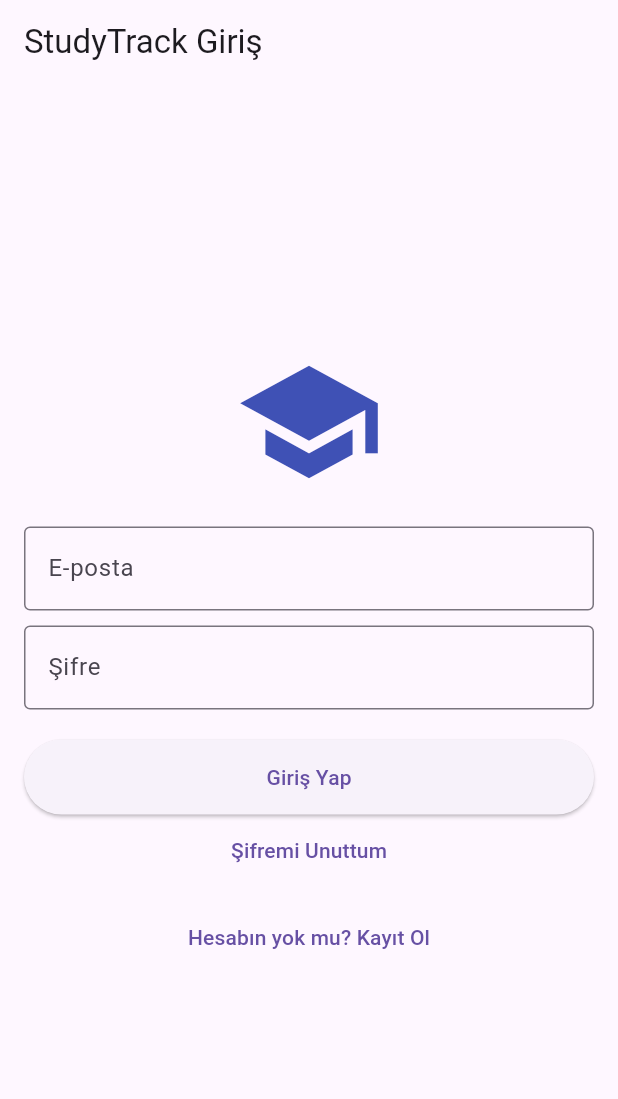
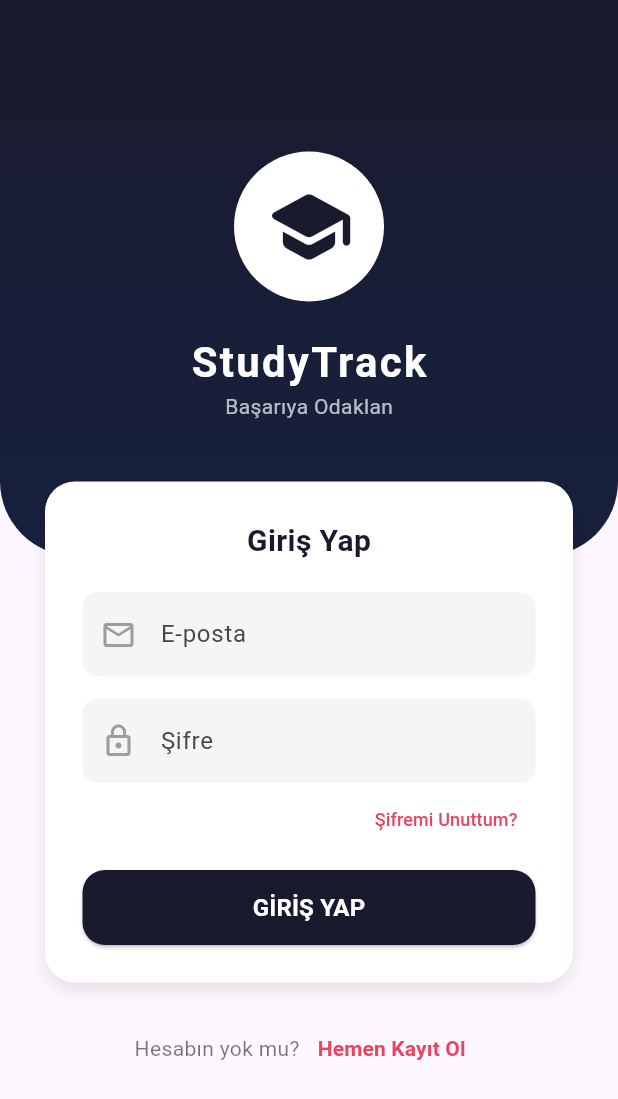
Before and after one commit to Sefabd/StudyTrack-Proje1, a Flutter app: the screen it shows after launch, on a phone screen of 412 x 824 dp. Shown: the top 1099 px of the screen. Run offline on Flutter 3.47's test engine with Material 3 defaults, Android fonts, the phone set to English and light mode, and no system bars; our stand-ins replace cloud_firestore, firebase_auth, firebase_core; accounts and stored records are empty.

Commit message:
Update login_screen.dart

```diff
--- a/lib/screens/login_screen.dart
+++ b/lib/screens/login_screen.dart
@@ -1,8 +1,8 @@
 import 'package:flutter/material.dart';
-import '../services/auth_service.dart';
-import 'dashboard_screen.dart';
-import 'forgot_password_screen.dart';
-import 'register_screen.dart';
+import 'package:study_track/services/auth_service.dart';
+import 'package:study_track/screens/dashboard_screen.dart';
+import 'package:study_track/screens/register_screen.dart';
+import 'package:study_track/screens/forgot_password_screen.dart';
 
 class LoginScreen extends StatefulWidget {
   const LoginScreen({super.key});
@@ -17,124 +17,192 @@ class _LoginScreenState extends State<LoginScreen> {
   bool _isLoading = false;
 
   void _login() async {
-    // GÜVENLİK
     if (_emailController.text.trim().isEmpty || _passwordController.text.trim().isEmpty) {
       if (mounted) {
         ScaffoldMessenger.of(context).showSnackBar(
-          const SnackBar(
-            content: Text("Lütfen e-posta ve şifre giriniz!"),
-            backgroundColor: Colors.orange,
-            behavior: SnackBarBehavior.floating,
-          ),
+          const SnackBar(content: Text("Lütfen e-posta ve şifre giriniz!"), backgroundColor: Colors.orange),
         );
       }
       return;
     }
 
-    // GİRİŞ İŞLEMİ
     setState(() => _isLoading = true);
 
-
-    String? result = await AuthService().signIn(
+    String? res = await AuthService().signIn(
       email: _emailController.text.trim(),
       password: _passwordController.text.trim(),
     );
 
     setState(() => _isLoading = false);
 
-    if (result == null) {
-      // BAŞARILI
-      if(mounted) {
-         ScaffoldMessenger.of(context).showSnackBar(
-          const SnackBar(
-            content: Text("Giriş Başarılı! Hoşgeldin 👋"),
-            backgroundColor: Colors.green,
-            behavior: SnackBarBehavior.floating,
-          ),
-        );
+    if (res == null) {
+      if (mounted) {
         Navigator.pushReplacement(context, MaterialPageRoute(builder: (context) => const DashboardScreen()));
       }
     } else {
-      // HATA
-      if(mounted) {
-        ScaffoldMessenger.of(context).showSnackBar(
-          SnackBar(
-            content: Text(result),
-            backgroundColor: Colors.redAccent,
-            behavior: SnackBarBehavior.floating,
-          ),
-        );
+      if (mounted) {
+        ScaffoldMessenger.of(context).showSnackBar(SnackBar(content: Text(res), backgroundColor: Colors.redAccent));
       }
     }
   }
 
   @override
   Widget build(BuildContext context) {
+    final size = MediaQuery.of(context).size;
+
     return Scaffold(
-      appBar: AppBar(title: const Text("StudyTrack Giriş")),
+      // Stack kullanarak arka planı ve içeriği ayırdık
+      body: Stack(
+        children: [
+          // 1. KATMAN: Arka Plan
+          Positioned(
+            top: 0,
+            left: 0,
+            right: 0,
+            height: size.height * 0.45,
+            child: Container(
+              decoration: const BoxDecoration(
+                gradient: LinearGradient(
+                  colors: [Color(0xFF1A1A2E), Color(0xFF16213E)],
+                  begin: Alignment.topCenter,
+                  end: Alignment.bottomCenter,
+                ),
+                borderRadius: BorderRadius.only(
+                  bottomLeft: Radius.circular(50),
+                  bottomRight: Radius.circular(50),
+                ),
+              ),
+            ),
+          ),
 
-
-      body: Center(
+          // 2. KATMAN: Kaydırılabilir İçerik
+          // Center ve SingleChildScrollView kombinasyonu hem ortalar hem taşmayı önler
+          Center(
             child: SingleChildScrollView(
-          child: Padding(
-            padding: const EdgeInsets.all(16.0),
+              padding: const EdgeInsets.symmetric(horizontal: 30, vertical: 20),
               child: Column(
                 mainAxisAlignment: MainAxisAlignment.center,
                 children: [
-                const Icon(Icons.school, size: 100, color: Colors.indigo),
+                  // Logo
+                  const CircleAvatar(
+                    radius: 50,
+                    backgroundColor: Colors.white,
+                    child: Icon(Icons.school_rounded, size: 60, color: Color(0xFF1A1A2E)),
+                  ),
                   const SizedBox(height: 20),
+                  const Text(
+                    "StudyTrack",
+                    style: TextStyle(
+                      color: Colors.white,
+                      fontSize: 28,
+                      fontWeight: FontWeight.bold,
+                      letterSpacing: 1.5,
+                    ),
+                  ),
+                  const Text(
+                    "Başarıya Odaklan",
+                    style: TextStyle(color: Colors.white70, fontSize: 14),
+                  ),
+
+                  const SizedBox(height: 40),
+
+                  // Form Kartı
+                  Container(
+                    padding: const EdgeInsets.all(25),
+                    decoration: BoxDecoration(
+                      color: Colors.white,
+                      borderRadius: BorderRadius.circular(20),
+                      boxShadow: [
+                        BoxShadow(
+                          color: Colors.black.withOpacity(0.1),
+                          blurRadius: 10,
+                          offset: const Offset(0, 5),
+                        ),
+                      ],
+                    ),
+                    child: Column(
+                      children: [
+                        const Text("Giriş Yap", style: TextStyle(fontSize: 20, fontWeight: FontWeight.bold, color: Color(0xFF1A1A2E))),
+                        const SizedBox(height: 20),
+
                         TextField(
                           controller: _emailController,
-                  decoration: const InputDecoration(
-                    labelText: "E-posta",
-                    border: OutlineInputBorder(),
+                          decoration: InputDecoration(
+                            hintText: "E-posta",
+                            prefixIcon: const Icon(Icons.email_outlined, color: Colors.grey),
+                            filled: true,
+                            fillColor: Colors.grey.shade100,
+                            border: OutlineInputBorder(
+                              borderRadius: BorderRadius.circular(10),
+                              borderSide: BorderSide.none,
                             ),
                           ),
-                const SizedBox(height: 10),
+                        ),
+                        const SizedBox(height: 15),
+
                         TextField(
                           controller: _passwordController,
-                  decoration: const InputDecoration(
-                    labelText: "Şifre",
-                    border: OutlineInputBorder(),
+                          obscureText: true,
+                          decoration: InputDecoration(
+                            hintText: "Şifre",
+                            prefixIcon: const Icon(Icons.lock_outline, color: Colors.grey),
+                            filled: true,
+                            fillColor: Colors.grey.shade100,
+                            border: OutlineInputBorder(
+                              borderRadius: BorderRadius.circular(10),
+                              borderSide: BorderSide.none,
                             ),
-                  obscureText: true,
                           ),
-                const SizedBox(height: 20),
-                _isLoading
-                    ? const CircularProgressIndicator()
-                    : SizedBox(
+                        ),
+
+                        Align(
+                          alignment: Alignment.centerRight,
+                          child: TextButton(
+                            onPressed: () => Navigator.push(context, MaterialPageRoute(builder: (context) => const ForgotPasswordScreen())),
+                            child: const Text("Şifremi Unuttum?", style: TextStyle(color: Color(0xFFE94560), fontSize: 12)),
+                          ),
+                        ),
+
+                        const SizedBox(height: 10),
+
+                        SizedBox(
                           width: double.infinity,
                           height: 50,
                           child: ElevatedButton(
-                          onPressed: _login,
-                          child: const Text("Giriş Yap"),
+                            onPressed: _isLoading ? null : _login,
+                            style: ElevatedButton.styleFrom(
+                              backgroundColor: const Color(0xFF1A1A2E),
+                              shape: RoundedRectangleBorder(borderRadius: BorderRadius.circular(15)),
+                            ),
+                            child: _isLoading
+                                ? const CircularProgressIndicator(color: Colors.white)
+                                : const Text("GİRİŞ YAP", style: TextStyle(fontWeight: FontWeight.bold, fontSize: 16, color: Colors.white)),
+                          ),
+                        ),
+                      ],
                     ),
                   ),
 
+                  const SizedBox(height: 20),
+
+
+                  Row(
+                    mainAxisAlignment: MainAxisAlignment.center,
+                    children: [
+
+                      const Text("Hesabın yok mu?", style: TextStyle(color: Colors.black54)),
                       TextButton(
-                    onPressed: () {
-                      Navigator.push(context, MaterialPageRoute(builder: (context) => const ForgotPasswordScreen()));
-                    },
-                    child: const Text("Şifremi Unuttum"),
+                        onPressed: () => Navigator.push(context, MaterialPageRoute(builder: (context) => const RegisterScreen())),
+                        child: const Text("Hemen Kayıt Ol", style: TextStyle(color: Color(0xFFE94560), fontWeight: FontWeight.bold)),
                       ),
-                const SizedBox(height: 10),
-                TextButton(
-                  onPressed: () {
-                    Navigator.push(
-                      context,
-                      MaterialPageRoute(
-                        builder: (context) => const RegisterScreen(),
-                      ),
-                    );
-                  },
-                  child: const Text("Hesabın yok mu? Kayıt Ol"),
+                    ],
                   ),
                 ],
               ),
             ),
           ),
+        ],
       ),
-
     );
   }
 }
```
Lines whose indentation alone changed are shown as unchanged.
